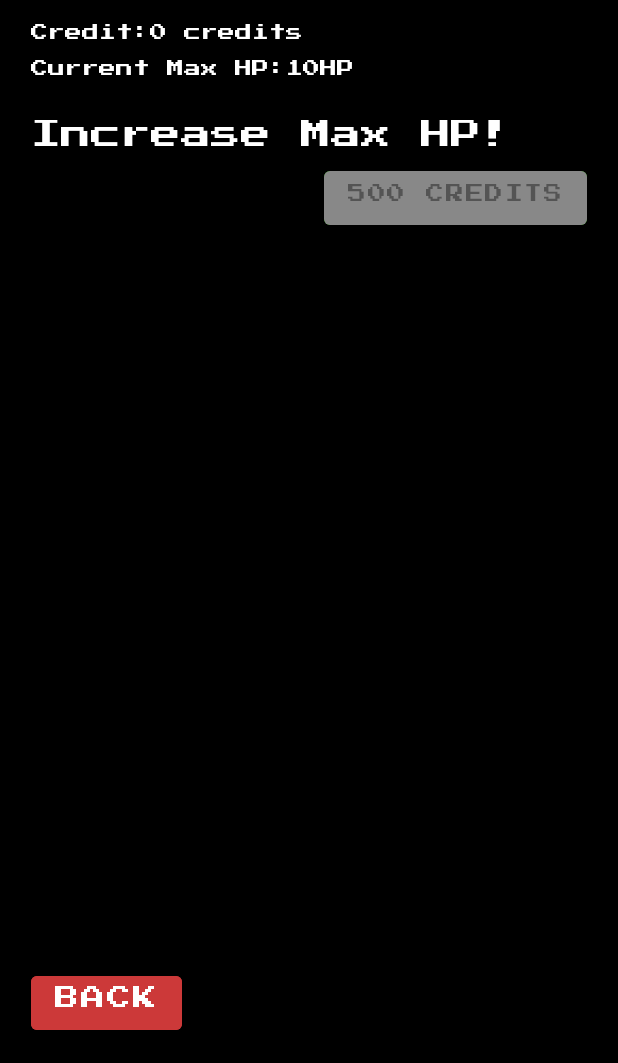
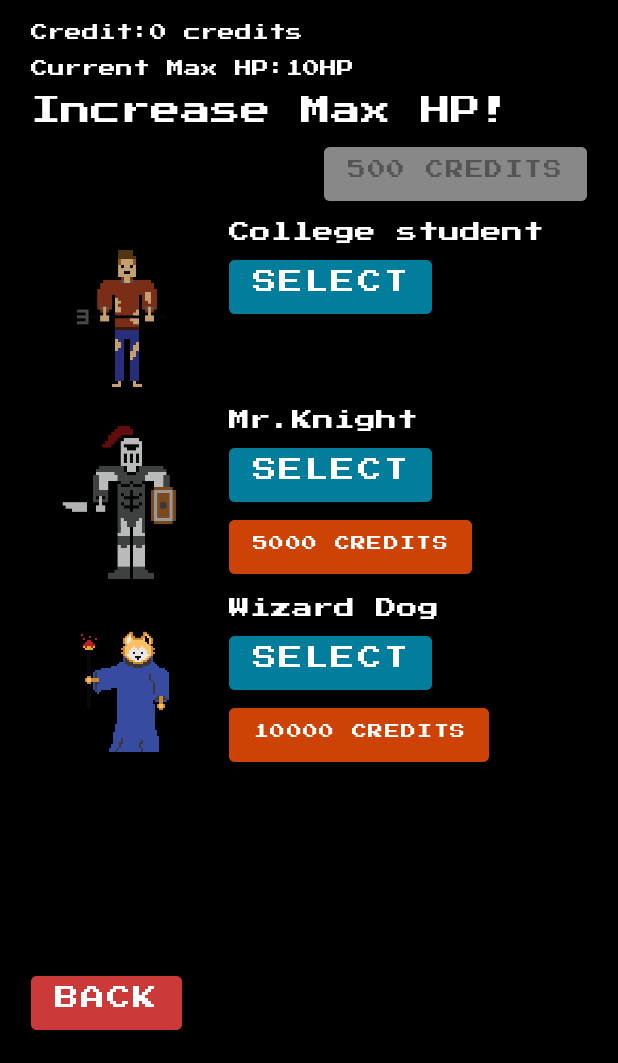
Before and after one commit to ChngWC/TaskMaster, an Android app: the upgrade_Page screen opened directly, with no data from a screen before it, on a phone screen of 412 x 824 dp, the part 173-1236 px from its top. Run offline under Robolectric (Android 15) with nearby library versions, the phone set to English and light mode, and no system bars; our stand-ins replace Firebase (no records; nobody signed in at launch, a user with empty details on screens opened directly); 2 statements that could not run were skipped.

Commit message:
put more skins in upgrade but havent added functions

```diff
--- a/app/src/main/java/com/example/taskmaster/upgrade_Page.java
+++ b/app/src/main/java/com/example/taskmaster/upgrade_Page.java
@@ -38,7 +38,7 @@ public class upgrade_Page extends AppCompatActivity {
 
         firestore = FirebaseFirestore.getInstance();
 
-        backBttn = (Button) findViewById(R.id.upgradBack_Button2);
+        backBttn = (Button) findViewById(R.id.upgradBack_Button);
         backBttn.setOnClickListener(new View.OnClickListener() {
             @Override
             public void onClick(View v) {
--- a/app/src/main/res/layout/activity_upgrade_page.xml
+++ b/app/src/main/res/layout/activity_upgrade_page.xml
@@ -7,6 +7,13 @@
     android:background="#000000"
     android:backgroundTint="#000000"
     tools:context=".upgrade_Page">
+
+    <androidx.constraintlayout.widget.Guideline
+        android:id="@+id/guideline22"
+        android:layout_width="wrap_content"
+        android:layout_height="wrap_content"
+        android:orientation="vertical"
+        app:layout_constraintGuide_percent="0.37" />
 
     <TextView
         android:id="@+id/userMaxHealth"
@@ -72,6 +79,42 @@
         app:layout_constraintTop_toTopOf="parent"
         app:layout_constraintVertical_bias="0.042" />
 
+    <TextView
+        android:id="@+id/collegeText"
+        android:layout_width="wrap_content"
+        android:layout_height="wrap_content"
+        android:fontFamily="@font/press_start_2p"
+        android:text="College student"
+        android:textAlignment="center"
+        android:textColor="#FFFFFF"
+        android:textSize="14sp"
+        app:layout_constraintStart_toStartOf="@+id/guideline22"
+        app:layout_constraintTop_toTopOf="@+id/imageView" />
+
+    <TextView
+        android:id="@+id/knightText"
+        android:layout_width="wrap_content"
+        android:layout_height="wrap_content"
+        android:fontFamily="@font/press_start_2p"
+        android:text="Mr.Knight"
+        android:textAlignment="center"
+        android:textColor="#FFFFFF"
+        android:textSize="14sp"
+        app:layout_constraintStart_toStartOf="@+id/guideline22"
+        app:layout_constraintTop_toBottomOf="@+id/imageView" />
+
+    <TextView
+        android:id="@+id/wizardText2"
+        android:layout_width="wrap_content"
+        android:layout_height="wrap_content"
+        android:fontFamily="@font/press_start_2p"
+        android:text="Wizard Dog"
+        android:textAlignment="center"
+        android:textColor="#FFFFFF"
+        android:textSize="14sp"
+        app:layout_constraintStart_toStartOf="@+id/guideline22"
+        app:layout_constraintTop_toTopOf="@+id/imageView3" />
+
     <androidx.constraintlayout.widget.Guideline
         android:id="@+id/guideline21"
         android:layout_width="wrap_content"
@@ -103,7 +146,62 @@
         app:layout_constraintTop_toBottomOf="@id/guideline21" />
 
     <Button
-        android:id="@+id/upgradBack_Button2"
+        android:id="@+id/select_bttn_knight"
+        android:layout_width="wrap_content"
+        android:layout_height="wrap_content"
+        android:backgroundTint="#037D9C"
+        android:fontFamily="@font/press_start_2p"
+        android:text="select"
+        android:textSize="16sp"
+        app:layout_constraintStart_toStartOf="@+id/guideline22"
+        app:layout_constraintTop_toBottomOf="@+id/knightText" />
+
+    <Button
+        android:id="@+id/select_bttn_wizard"
+        android:layout_width="wrap_content"
+        android:layout_height="wrap_content"
+        android:backgroundTint="#037D9C"
+        android:fontFamily="@font/press_start_2p"
+        android:text="select"
+        android:textSize="16sp"
+        app:layout_constraintStart_toStartOf="@+id/guideline22"
+        app:layout_constraintTop_toBottomOf="@+id/wizardText2" />
+
+    <Button
+        android:id="@+id/buy_bttn_knight2"
+        android:layout_width="wrap_content"
+        android:layout_height="wrap_content"
+        android:backgroundTint="#CC4305"
+        android:fontFamily="@font/press_start_2p"
+        android:text="5000 credits"
+        android:textSize="10sp"
+        app:layout_constraintStart_toStartOf="@+id/guideline22"
+        app:layout_constraintTop_toBottomOf="@+id/select_bttn_knight" />
+
+    <Button
+        android:id="@+id/buy_bttn_wizard"
+        android:layout_width="wrap_content"
+        android:layout_height="wrap_content"
+        android:backgroundTint="#CC4305"
+        android:fontFamily="@font/press_start_2p"
+        android:text="10000 credits"
+        android:textSize="10sp"
+        app:layout_constraintStart_toStartOf="@+id/guideline22"
+        app:layout_constraintTop_toBottomOf="@+id/select_bttn_wizard" />
+
+    <Button
+        android:id="@+id/select_bttn_college"
+        android:layout_width="wrap_content"
+        android:layout_height="wrap_content"
+        android:backgroundTint="#037D9C"
+        android:fontFamily="@font/press_start_2p"
+        android:text="select"
+        android:textSize="16sp"
+        app:layout_constraintStart_toStartOf="@+id/guideline22"
+        app:layout_constraintTop_toBottomOf="@+id/collegeText" />
+
+    <Button
+        android:id="@+id/upgradBack_Button"
         android:layout_width="wrap_content"
         android:layout_height="wrap_content"
         android:layout_marginBottom="16dp"
@@ -112,9 +210,7 @@
         android:text="@string/back"
         android:textSize="16sp"
         app:layout_constraintBottom_toBottomOf="parent"
-        app:layout_constraintHorizontal_bias="0"
-        app:layout_constraintStart_toStartOf="@id/guideline17"
-        app:layout_constraintVertical_bias="0" />
+        app:layout_constraintStart_toStartOf="@id/guideline17" />
 
     <androidx.constraintlayout.widget.Guideline
         android:id="@+id/guideline17"
@@ -148,11 +244,36 @@
         android:id="@+id/maxHealth"
         android:layout_width="wrap_content"
         android:layout_height="wrap_content"
-        android:layout_marginTop="24dp"
+        android:layout_marginTop="8dp"
         android:fontFamily="@font/press_start_2p"
         android:text="Increase Max HP!"
         android:textColor="#FFFFFF"
         android:textSize="20sp"
         app:layout_constraintStart_toStartOf="@id/guideline17"
         app:layout_constraintTop_toBottomOf="@+id/userMaxHealth" />
+
+    <ImageView
+        android:id="@+id/imageView"
+        android:layout_width="125dp"
+        android:layout_height="125dp"
+        android:layout_marginTop="8dp"
+        app:layout_constraintStart_toStartOf="@+id/guideline17"
+        app:layout_constraintTop_toBottomOf="@+id/increaseMax_bttn"
+        app:srcCompat="@drawable/peasant" />
+
+    <ImageView
+        android:id="@+id/imageView2"
+        android:layout_width="125dp"
+        android:layout_height="125dp"
+        app:layout_constraintStart_toStartOf="@+id/guideline17"
+        app:layout_constraintTop_toBottomOf="@+id/imageView"
+        app:srcCompat="@drawable/knight" />
+
+    <ImageView
+        android:id="@+id/imageView3"
+        android:layout_width="125dp"
+        android:layout_height="125dp"
+        app:layout_constraintStart_toStartOf="@+id/guideline17"
+        app:layout_constraintTop_toBottomOf="@+id/imageView2"
+        app:srcCompat="@drawable/dogwizard" />
 </androidx.constraintlayout.widget.ConstraintLayout>
```
Also changed, not shown: app/src/main/res/drawable/dogwizard.png (added), app/src/main/res/drawable/knight.png (added), app/src/main/res/drawable/peasant.png (added).
